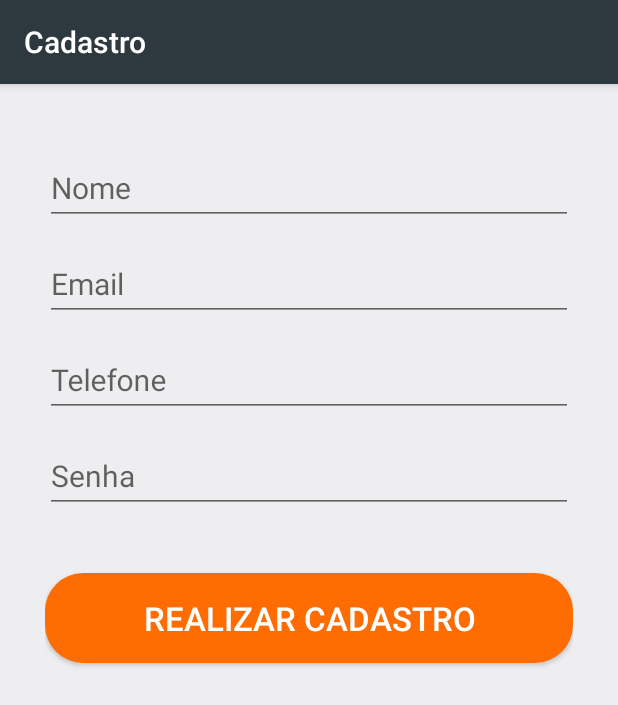
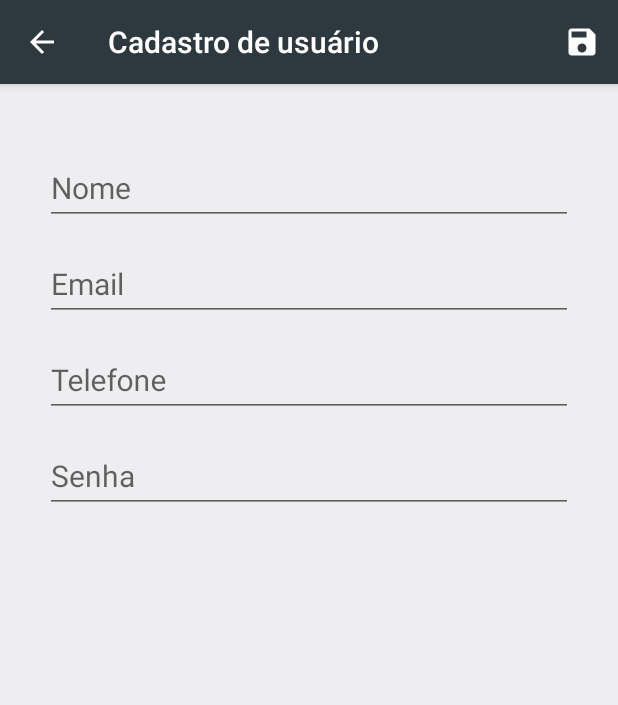
Before and after one commit to gildardmhn/DespesasAppAndroid, an Android app: the CadastroActivity screen opened directly, with no data from a screen before it, on a phone screen of 412 x 824 dp. Shown: the top 705 px of the screen. Run offline under Robolectric (Android 15) with nearby library versions, the phone set to English and light mode, and no system bars.

Commit message:
Add usuario

```diff
--- a/app/src/main/java/com/codinginflow/despesas/Activity/CadastroActivity.java
+++ b/app/src/main/java/com/codinginflow/despesas/Activity/CadastroActivity.java
@@ -4,21 +4,83 @@ import androidx.appcompat.app.AppCompatActivity;
 
 import android.content.Intent;
 import android.os.Bundle;
-import android.view.View;
+import android.view.Menu;
+import android.view.MenuInflater;
+import android.view.MenuItem;
+import android.widget.EditText;
+import android.widget.Toast;
 
 import com.codinginflow.despesas.R;
 
 public class CadastroActivity extends AppCompatActivity {
+    public static final String EXTRA_ID = "com.codinginflow.despesas.EXTRA_ID";
+    public static final String EXTRA_NOME = "com.codinginflow.despesas.EXTRA_NOME";
+    public static final String EXTRA_EMAIL = "com.codinginflow.despesas.EXTRA_EMAIL";
+    public static final String EXTRA_TELEFONE= "com.codinginflow.despesas.EXTRA_TELEFONE";
+    public static final String EXTRA_SENHA = "com.codinginflow.despesas.EXTRA_SENHA";
+
+    private EditText editTextNome;
+    private EditText editTextEmail;
+    private EditText editTextTelefone;
+    private EditText editTextSenha;
 
     @Override
     protected void onCreate(Bundle savedInstanceState) {
         super.onCreate(savedInstanceState);
         setContentView(R.layout.activity_cadastro);
-        setTitle("Cadastro");
+
+
+        editTextNome = findViewById(R.id.edit_text_usu_nome);
+        editTextEmail = findViewById(R.id.edit_text_usu_email);
+        editTextTelefone = findViewById(R.id.edit_text_usu_telefone);
+        editTextSenha = findViewById(R.id.edit_text_usu_senha);
+
+        setTitle("Cadastro de usuário");
+
+
     }
 
-    public void btnLogin(View view) {
+    private void addUsuario() {
+        String nome = editTextNome.getText().toString();
+        String email = editTextEmail.getText().toString();
+        String telefone = editTextTelefone.getText().toString();
+        String senha = editTextSenha.getText().toString();
+
+        if (nome.trim().isEmpty() || email.trim().isEmpty() || telefone.trim().isEmpty() || senha.trim().isEmpty()){
+            Toast.makeText(this, "Preencha as informações", Toast.LENGTH_SHORT).show();
+            return;
+        }
+
+        Intent data = new Intent();
+        data.putExtra(EXTRA_NOME, nome);
+        data.putExtra(EXTRA_EMAIL, email);
+        data.putExtra(EXTRA_TELEFONE, telefone);
+        data.putExtra(EXTRA_SENHA, senha);
+
+        setResult(RESULT_OK, data);
         startActivity(new Intent(getApplicationContext(), LoginActivity.class));
         finish();
     }
+
+
+    @Override
+    public boolean onCreateOptionsMenu(Menu menu) {
+        MenuInflater menuInflater = getMenuInflater();
+        menuInflater.inflate(R.menu.add_usuario_menu,menu);
+        return true;
+    }
+
+    @Override
+    public boolean onOptionsItemSelected(MenuItem item) {
+        switch (item.getItemId()) {
+            case R.id.save_usuario:
+                addUsuario();
+                return true;
+            default:
+                return super.onOptionsItemSelected(item);
+        }
+
+    }
+
+
 }
--- a/app/src/main/java/com/codinginflow/despesas/Activity/MainActivity.java
+++ b/app/src/main/java/com/codinginflow/despesas/Activity/MainActivity.java
@@ -142,8 +142,13 @@ public class MainActivity extends AppCompatActivity {
                 return true;*/
             case R.id.estabelecimento_menu:
                 startActivity(new Intent(getApplicationContext(), EstabelecimentoActivity.class));
+                return true;
             case R.id.sair_menu:
                 startActivity(new Intent(getApplicationContext(), LoginActivity.class));
+                return true;
+            case R.id.usuario_menu:
+                startActivity(new Intent(getApplicationContext(), UsuarioActivity.class));
+                return true;
             default:
                 return super.onOptionsItemSelected(item);
         }
--- a/app/src/main/res/layout/activity_cadastro.xml
+++ b/app/src/main/res/layout/activity_cadastro.xml
@@ -16,7 +16,8 @@
         android:focusable="true"
         android:focusableInTouchMode="true">
 
-        <com.google.android.material.textfield.TextInputEditText
+        <EditText
+            android:id="@+id/edit_text_usu_nome"
             android:layout_width="match_parent"
             android:layout_height="wrap_content"
             android:ems="10"
@@ -31,7 +32,8 @@
         android:focusable="true"
         android:focusableInTouchMode="true">
 
-        <com.google.android.material.textfield.TextInputEditText
+        <EditText
+            android:id="@+id/edit_text_usu_email"
             android:layout_width="match_parent"
             android:layout_height="wrap_content"
             android:ems="10"
@@ -46,7 +48,8 @@
         android:focusable="true"
         android:focusableInTouchMode="true">
 
-        <com.google.android.material.textfield.TextInputEditText
+        <EditText
+            android:id="@+id/edit_text_usu_telefone"
             android:layout_width="match_parent"
             android:layout_height="wrap_content"
             android:ems="10"
@@ -61,7 +64,8 @@
         android:focusable="true"
         android:focusableInTouchMode="true">
 
-        <com.google.android.material.textfield.TextInputEditText
+        <EditText
+            android:id="@+id/edit_text_usu_senha"
             android:layout_width="match_parent"
             android:layout_height="wrap_content"
             android:ems="10"
@@ -69,14 +73,15 @@
             android:textSize="20sp" />
     </com.google.android.material.textfield.TextInputLayout>
 
+    <!--
     <Button
+        android:id="@+id/save_usuario"
         android:layout_width="match_parent"
         android:layout_height="60dp"
         android:layout_marginTop="40dp"
         android:background="@drawable/button_rounded"
-        android:onClick="btnLogin"
         android:text="Realizar Cadastro"
         android:textColor="#FFF"
         android:textSize="22sp" />
-
+    -->
 </LinearLayout>
--- /dev/null
+++ b/app/src/main/res/menu/add_usuario_menu.xml
@@ -0,0 +1,10 @@
+<?xml version="1.0" encoding="utf-8"?>
+<menu xmlns:android="http://schemas.android.com/apk/res/android"
+    xmlns:app="http://schemas.android.com/apk/res-auto">
+    <item
+        android:id="@+id/save_usuario"
+        android:icon="@drawable/ic_save"
+        android:title="Salvar"
+        app:showAsAction="ifRoom"/>
+
+</menu>
--- a/app/src/main/res/menu/main_menu.xml
+++ b/app/src/main/res/menu/main_menu.xml
@@ -10,6 +10,9 @@
         android:id="@+id/estabelecimento_menu"
         android:title="Estabelecimentos"/>
     <item
+        android:id="@+id/usuario_menu"
+        android:title="Usuarios"/>
+    <item
         android:id="@+id/sair_menu"
         android:title="Sair"/>
 </menu>
```
Also changed, not shown: app/src/main/AndroidManifest.xml (+6 -3 lines), app/src/main/java/com/codinginflow/despesas/Activity/UsuarioActivity.java (added, +77 -0 lines), app/src/main/java/com/codinginflow/despesas/Adapter/UsuarioAdapter.java (added, +66 -0 lines), app/src/main/java/com/codinginflow/despesas/ViewModel/UsuarioViewModel.java (added, +44 -0 lines), app/src/main/res/layout/activity_usuario.xml (added, +23 -0 lines), app/src/main/res/layout/usuario_item.xml (added, +73 -0 lines).
